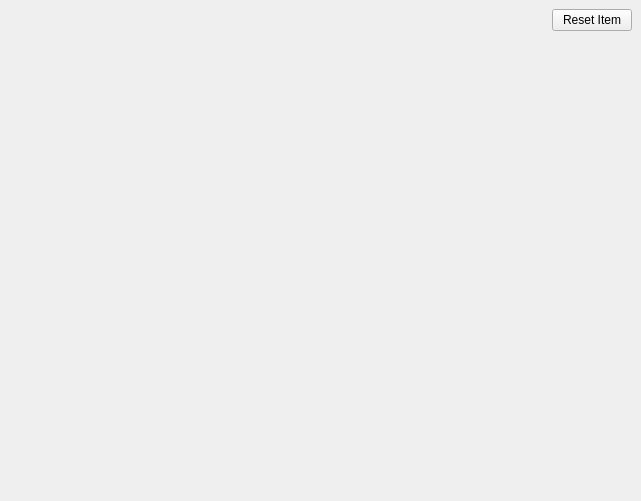
This is Polyhedron/demo/Polyhedron/Plugins/Mesh_3/Filter_widget.ui in CGAL/cgal as Qt 5 draws it before an edit. The edited form follows.
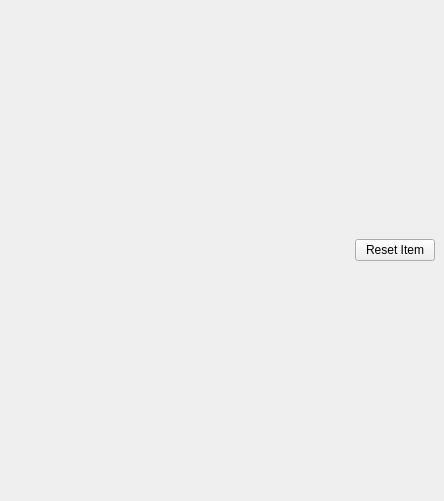
This is the edited form.

Commit message: Better display fir buttons

```diff
--- a/Polyhedron/demo/Polyhedron/Plugins/Mesh_3/Filter_widget.ui
+++ b/Polyhedron/demo/Polyhedron/Plugins/Mesh_3/Filter_widget.ui
@@ -6,7 +6,7 @@
    <rect>
     <x>0</x>
     <y>0</y>
-    <width>641</width>
+    <width>444</width>
     <height>501</height>
    </rect>
   </property>
@@ -43,7 +43,7 @@
      </layout>
     </item>
     <item>
-     <layout class="QHBoxLayout" name="horizontalLayout"/>
+     <layout class="QGridLayout" name="gridLayout"/>
     </item>
    </layout>
   </widget>
```
The commit also changes 1 other file.
